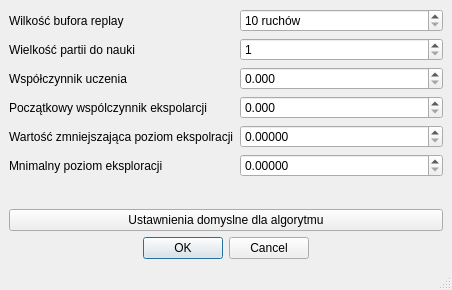
This is templatki/A2CSzczegolyTemplatka.ui in vatrasar/licencjat as Qt 5 draws it before an edit. The edited form follows.
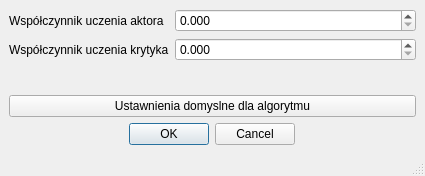
This is the edited form.

```diff
--- a/templatki/A2CSzczegolyTemplatka.ui
+++ b/templatki/A2CSzczegolyTemplatka.ui
@@ -6,8 +6,8 @@
    <rect>
     <x>0</x>
     <y>0</y>
-    <width>452</width>
-    <height>290</height>
+    <width>425</width>
+    <height>176</height>
    </rect>
   </property>
   <property name="windowTitle">
@@ -18,34 +18,14 @@
     <item>
      <layout class="QFormLayout" name="formLayout">
       <item row="0" column="0">
-       <widget class="QLabel" name="label">
-        <property name="text">
-         <string>Wilkość bufora replay</string>
-        </property>
-       </widget>
-      </item>
-      <item row="0" column="1">
-       <widget class="QSpinBox" name="replay_size_spin">
-        <property name="suffix">
-         <string> ruchów</string>
-        </property>
-        <property name="minimum">
-         <number>10</number>
-        </property>
-        <property name="maximum">
-         <number>9999999</number>
-        </property>
-       </widget>
-      </item>
-      <item row="2" column="0">
        <widget class="QLabel" name="label_2">
         <property name="text">
-         <string>Współczynnik uczenia</string>
+         <string>Współczynnik uczenia aktora</string>
         </property>
        </widget>
       </item>
-      <item row="2" column="1">
-       <widget class="QDoubleSpinBox" name="learning_rate_spin">
+      <item row="0" column="1">
+       <widget class="QDoubleSpinBox" name="actor_learning_rate_spin">
         <property name="decimals">
          <number>3</number>
         </property>
@@ -57,71 +37,23 @@
         </property>
        </widget>
       </item>
-      <item row="4" column="0">
-       <widget class="QLabel" name="label_4">
-        <property name="text">
-         <string>Wartość zmniejszająca poziom ekspolracji</string>
-        </property>
-       </widget>
-      </item>
-      <item row="3" column="0">
-       <widget class="QLabel" name="label_3">
-        <property name="text">
-         <string>Początkowy wspólczynnik ekspolarcji</string>
-        </property>
-       </widget>
-      </item>
-      <item row="3" column="1">
-       <widget class="QDoubleSpinBox" name="start_exploration_spin">
-        <property name="decimals">
-         <number>3</number>
-        </property>
-        <property name="maximum">
-         <double>1.000000000000000</double>
-        </property>
-       </widget>
-      </item>
-      <item row="5" column="0">
-       <widget class="QLabel" name="label_5">
-        <property name="text">
-         <string>Mnimalny poziom eksploracji</string>
-        </property>
-       </widget>
-      </item>
-      <item row="4" column="1">
-       <widget class="QDoubleSpinBox" name="exploration_decay_spin">
-        <property name="decimals">
-         <number>5</number>
-        </property>
-        <property name="maximum">
-         <double>0.990000000000000</double>
-        </property>
-       </widget>
-      </item>
-      <item row="5" column="1">
-       <widget class="QDoubleSpinBox" name="mnimal_exploration_spin">
-        <property name="decimals">
-         <number>5</number>
-        </property>
-        <property name="maximum">
-         <double>0.990000000000000</double>
-        </property>
-       </widget>
-      </item>
       <item row="1" column="0">
-       <widget class="QLabel" name="label_6">
+       <widget class="QLabel" name="label">
         <property name="text">
-         <string>Wielkość partii do nauki</string>
+         <string>Współczynnik uczenia krytyka</string>
         </property>
        </widget>
       </item>
       <item row="1" column="1">
-       <widget class="QSpinBox" name="mini_batch_size_zpin">
-        <property name="minimum">
-         <number>1</number>
+       <widget class="QDoubleSpinBox" name="critic_learning_rate_spin">
+        <property name="decimals">
+         <number>3</number>
         </property>
         <property name="maximum">
-         <number>9999999</number>
+         <double>1.000000000000000</double>
+        </property>
+        <property name="singleStep">
+         <double>0.001000000000000</double>
         </property>
        </widget>
       </item>
```
Left out of the diff: 2 changed lines with no effect on the pictures.
